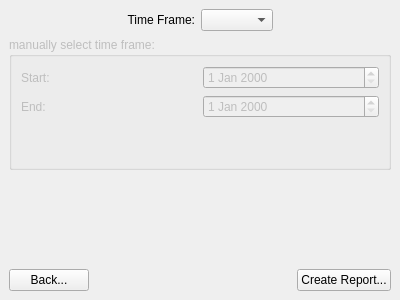
KDAB/Charm, file Charm/Reports/ActivityReportConfigurationPage.ui: the form before one commit.
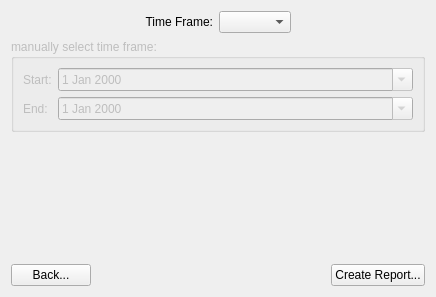
The form after the commit.

Commit message: form layout

```diff
--- a/Charm/Reports/ActivityReportConfigurationPage.ui
+++ b/Charm/Reports/ActivityReportConfigurationPage.ui
@@ -5,28 +5,16 @@
    <rect>
     <x>0</x>
     <y>0</y>
-    <width>400</width>
-    <height>300</height>
+    <width>436</width>
+    <height>297</height>
    </rect>
   </property>
   <property name="windowTitle" >
    <string>Activity Report Configuration Page</string>
   </property>
-  <layout class="QVBoxLayout" >
-   <property name="margin" >
-    <number>9</number>
-   </property>
-   <property name="spacing" >
-    <number>6</number>
-   </property>
+  <layout class="QVBoxLayout" name="verticalLayout" >
    <item>
     <layout class="QHBoxLayout" >
-     <property name="margin" >
-      <number>0</number>
-     </property>
-     <property name="spacing" >
-      <number>6</number>
-     </property>
      <item>
       <spacer>
        <property name="orientation" >
@@ -76,26 +64,7 @@
      <property name="title" >
       <string>manually select time frame:</string>
      </property>
-     <layout class="QGridLayout" >
-      <property name="margin" >
-       <number>9</number>
-      </property>
-      <property name="spacing" >
-       <number>6</number>
-      </property>
-      <item row="2" column="1" >
-       <spacer>
-        <property name="orientation" >
-         <enum>Qt::Vertical</enum>
-        </property>
-        <property name="sizeHint" >
-         <size>
-          <width>20</width>
-          <height>40</height>
-         </size>
-        </property>
-       </spacer>
-      </item>
+     <layout class="QFormLayout" name="formLayout" >
       <item row="0" column="0" >
        <widget class="QLabel" name="label_2" >
         <property name="toolTip" >
@@ -106,11 +75,12 @@
         </property>
        </widget>
       </item>
-      <item row="1" column="1" >
-       <widget class="QDateEdit" name="dateEditEnd" />
-      </item>
       <item row="0" column="1" >
-       <widget class="QDateEdit" name="dateEditStart" />
+       <widget class="QDateEdit" name="dateEditStart" >
+        <property name="calendarPopup" >
+         <bool>true</bool>
+        </property>
+       </widget>
       </item>
       <item row="1" column="0" >
        <widget class="QLabel" name="label_3" >
@@ -122,6 +92,13 @@
         </property>
        </widget>
       </item>
+      <item row="1" column="1" >
+       <widget class="QDateEdit" name="dateEditEnd" >
+        <property name="calendarPopup" >
+         <bool>true</bool>
+        </property>
+       </widget>
+      </item>
      </layout>
     </widget>
    </item>
@@ -130,7 +107,7 @@
      <property name="orientation" >
       <enum>Qt::Vertical</enum>
      </property>
-     <property name="sizeHint" >
+     <property name="sizeHint" stdset="0" >
       <size>
        <width>20</width>
        <height>40</height>
@@ -140,12 +117,6 @@
    </item>
    <item>
     <layout class="QHBoxLayout" >
-     <property name="margin" >
-      <number>0</number>
-     </property>
-     <property name="spacing" >
-      <number>6</number>
-     </property>
      <item>
       <widget class="QPushButton" name="pushButtonBack" >
        <property name="text" >
@@ -158,7 +129,7 @@
        <property name="orientation" >
         <enum>Qt::Horizontal</enum>
        </property>
-       <property name="sizeHint" >
+       <property name="sizeHint" stdset="0" >
         <size>
          <width>40</width>
          <height>20</height>
```
Left out of the diff: 9 changed lines with no effect on the pictures.
